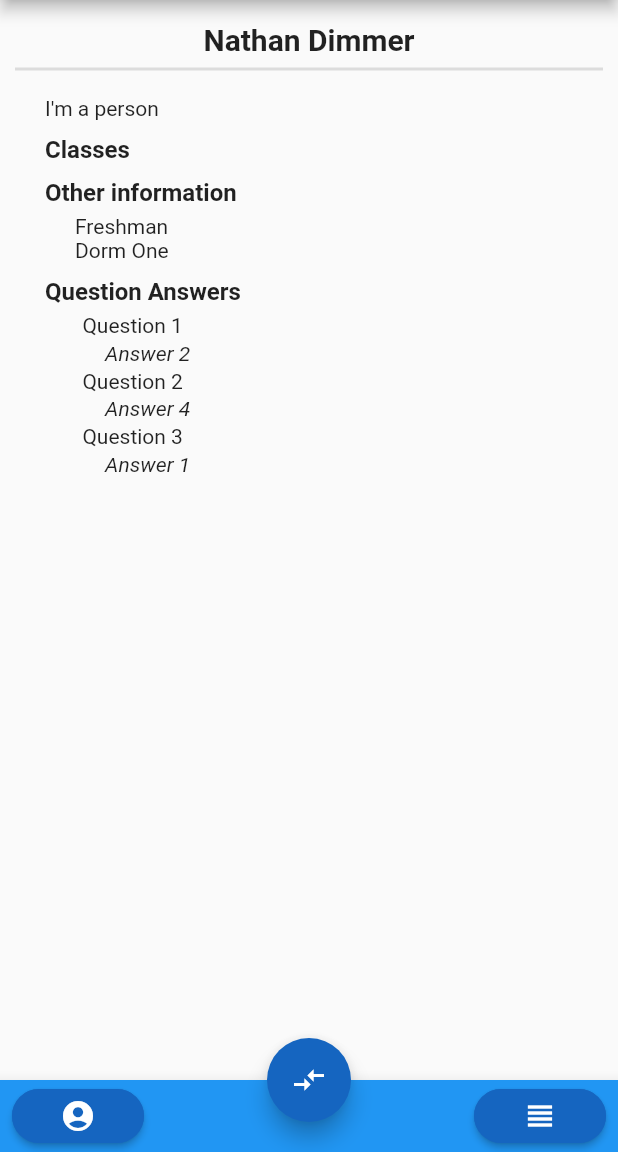
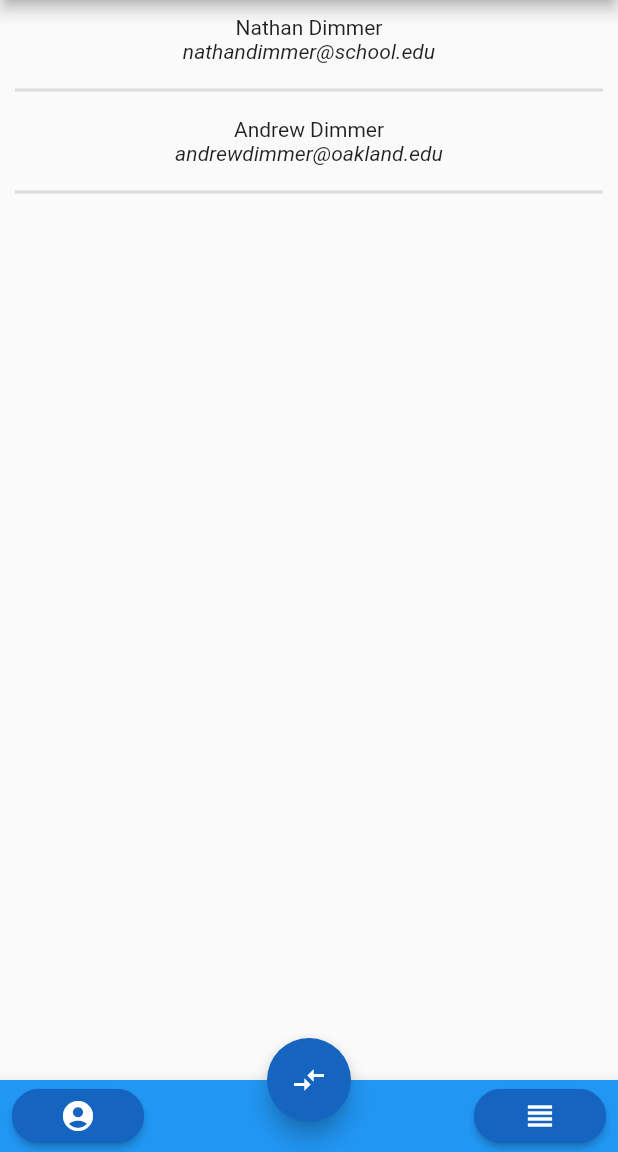
Before and after one commit to andrewdimmer/newhackwhothis2020, a Flutter app: the Home screen opened by its route, after a tap on the "view headline" icon, on a phone screen of 412 x 824 dp, the part 84-1236 px from its top. Run offline on Flutter 3.47's test engine with Material 2 defaults, Android fonts, the phone set to English and light mode, and no system bars.

Commit message:
feat(flutter): added users page (#11)

```diff
--- a/flutter/lib/Pages/Bio.dart
+++ b/flutter/lib/Pages/Bio.dart
@@ -3,7 +3,6 @@ import 'package:classmate_connector/Classes/DormObject.dart';
 import 'package:classmate_connector/Routes/Questions.dart';
 import 'package:classmate_connector/Widgets/ClassLevelSelector.dart';
 import 'package:classmate_connector/Widgets/DormSelector.dart';
-import 'package:classmate_connector/Widgets/EnterClassesWidget.dart';
 import 'package:flutter/material.dart';
 
 final TextEditingController _firstNameController = TextEditingController();
--- /dev/null
+++ b/flutter/lib/Routes/Users.dart
@@ -0,0 +1,123 @@
+import 'package:classmate_connector/Classes/BioObject.dart';
+import 'package:classmate_connector/Classes/DormObject.dart';
+import 'package:classmate_connector/Classes/QAObject.dart';
+import 'package:classmate_connector/Widgets/Contact.dart';
+import 'package:flutter/material.dart';
+import 'package:flutter/scheduler.dart';
+
+class Users extends StatefulWidget {
+  @override
+  _UsersState createState() => _UsersState();
+}
+
+class _UsersState extends State<Users> {
+  final List<BioObject> matchedList = [
+    BioObject(
+        firstName: "Nathan",
+        lastName: "Dimmer",
+        email: "nathandimmer@school.edu",
+        bio: "I'm a person",
+        classLevel: "Freshman",
+        classes: [],
+        dorm: DormObject(dorm: "Dorm One", floor: null)),
+    BioObject(
+        firstName: "Andrew",
+        lastName: "Dimmer",
+        email: "andrewdimmer@oakland.edu",
+        bio: "I'm also person",
+        classLevel: "Sophomore",
+        classes: [],
+        dorm: DormObject(dorm: "Dorm Two", floor: null))
+  ];
+  final List<QAObject> questionsAndAnswers = [
+    QAObject(
+        question: "Question 1",
+        answers: ["Answer 1", "Answer 2", "Answer 3", "Answer 4"],
+        answer: 1),
+    QAObject(
+        question: "Question 2",
+        answers: ["Answer 1", "Answer 2", "Answer 3", "Answer 4"],
+        answer: 3),
+    QAObject(
+        question: "Question 3",
+        answers: ["Answer 1", "Answer 2", "Answer 3", "Answer 4"],
+        answer: 0)
+  ];
+
+  @override
+  Widget build(BuildContext context) {
+    List<Widget> contactWidgets = [];
+
+    print(matchedList[0].email);
+
+    for (int i = 0; i < matchedList.length; i++) {
+      contactWidgets.add(Contact(
+        bio: matchedList[i],
+        answers: questionsAndAnswers,
+      ));
+    }
+
+    return Scaffold(
+      appBar: AppBar(
+        title: Text("Classmate Connect"),
+        automaticallyImplyLeading: false,
+      ),
+      body: ListView(
+        children: contactWidgets,
+      ),
+      bottomNavigationBar: BottomAppBar(
+        child: Row(
+          mainAxisAlignment: MainAxisAlignment.spaceBetween,
+          children: [
+            Padding(
+              padding: const EdgeInsets.fromLTRB(8, 0, 8, 0),
+              child: RaisedButton(
+                onPressed: () {
+                  print("Left button pressed");
+                },
+                color: Colors.blue[800],
+                child: Icon(
+                  Icons.account_circle,
+                  color: Colors.white,
+                ),
+                shape: RoundedRectangleBorder(
+                    borderRadius: BorderRadius.circular(18.0),
+                    side: BorderSide(color: Colors.blue[800])),
+              ),
+            ),
+            Padding(
+              padding: const EdgeInsets.fromLTRB(8, 0, 8, 0),
+              child: RaisedButton(
+                onPressed: () {
+                  print("Left button pressed");
+                },
+                color: Colors.blue[800],
+                child: Icon(
+                  Icons.view_headline,
+                  color: Colors.white,
+                ),
+                shape: RoundedRectangleBorder(
+                    borderRadius: BorderRadius.circular(18.0),
+                    side: BorderSide(color: Colors.blue[800])),
+              ),
+            ),
+          ],
+        ),
+        color: Theme.of(context).primaryColor,
+      ),
+      floatingActionButton: FloatingActionButton(
+        onPressed: () {
+          SchedulerBinding.instance.addPostFrameCallback((_) {
+            Navigator.pushNamed(context, '/Home');
+          });
+        },
+        backgroundColor: Colors.blue[800],
+        child: Icon(
+          Icons.compare_arrows,
+          color: Colors.white,
+        ),
+      ),
+      floatingActionButtonLocation: FloatingActionButtonLocation.centerDocked,
+    );
+  }
+}
--- /dev/null
+++ b/flutter/lib/Widgets/Contact.dart
@@ -0,0 +1,77 @@
+import 'package:classmate_connector/Classes/BioObject.dart';
+import 'package:classmate_connector/Classes/QAObject.dart';
+import 'package:classmate_connector/Pages/Profile.dart';
+import 'package:flutter/material.dart';
+
+class Contact extends StatelessWidget {
+  final BioObject bio;
+  final List<QAObject> answers;
+
+  Contact({this.bio, this.answers});
+
+  @override
+  Widget build(BuildContext context) {
+    return Padding(
+      padding: EdgeInsets.fromLTRB(10, 10, 10, 0),
+      child: GestureDetector(
+        child: Column(
+          children: [
+            Padding(
+              padding: const EdgeInsets.fromLTRB(10, 0, 10, 10),
+              child: Column(
+                children: [
+                  Text(bio.firstName + " " + bio.lastName),
+                  Text(
+                    bio.email,
+                    style: TextStyle(fontStyle: FontStyle.italic),
+                  )
+                ],
+              ),
+            ),
+            Divider(
+              thickness: 2,
+            )
+          ],
+        ),
+        onTap: () {
+          Navigator.push(
+            context,
+            MaterialPageRoute(
+                builder: (context) => ProfilePage(
+                      bio: bio,
+                      answers: answers,
+                    )),
+          );
+        },
+      ),
+    );
+  }
+}
+
+class ProfilePage extends StatelessWidget {
+  final BioObject bio;
+  final List<QAObject> answers;
+
+  ProfilePage({this.bio, this.answers});
+
+  @override
+  Widget build(BuildContext context) {
+    return Scaffold(
+      appBar: AppBar(
+        title: Text("Classmate Connector"),
+        leading: IconButton(
+            icon: Icon(Icons.arrow_back),
+            onPressed: () {
+              Navigator.pop(context);
+            }),
+      ),
+      body: Padding(
+        padding: const EdgeInsets.all(10.0),
+        child: Profile(
+          bio: bio,
+          questionsAndAnswers: answers,
+        ),
+      ),
+    );
+  }
+}
--- a/flutter/lib/main.dart
+++ b/flutter/lib/main.dart
@@ -1,12 +1,15 @@
 import 'package:classmate_connector/Routes/Home.dart';
 import 'package:classmate_connector/Routes/Questions.dart';
 import 'package:flutter/material.dart';
+
+import 'Routes/Users.dart';
 
 void main() {
   runApp(MaterialApp(
     home: Questions(), // becomes the route named '/'
     routes: <String, WidgetBuilder>{
       '/Home': (BuildContext context) => Home(),
+      '/Users': (BuildContext context) => Users(),
     },
     title: "Classmate Connector",
     theme: ThemeData(
```
Also changed, not shown: flutter/pubspec.lock.
